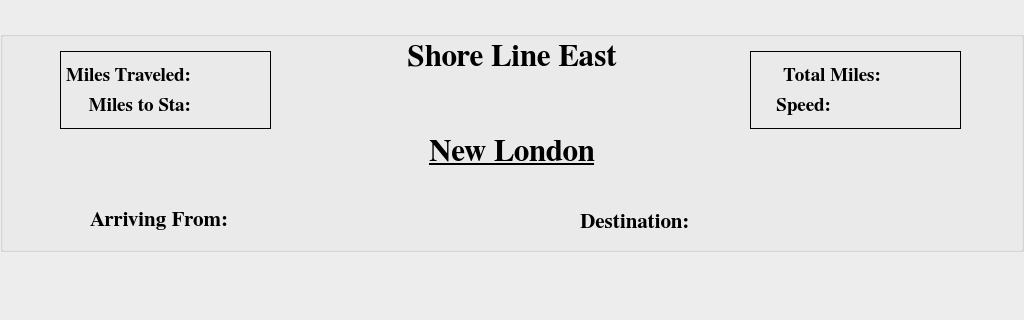
Before: the Qt Designer form AI_Window.ui in prsaunders/AI_Train, drawn with Qt 5; both pictures show x 0 to 1024 and y 448 to 768 of the 1024 by 768 pixel window.
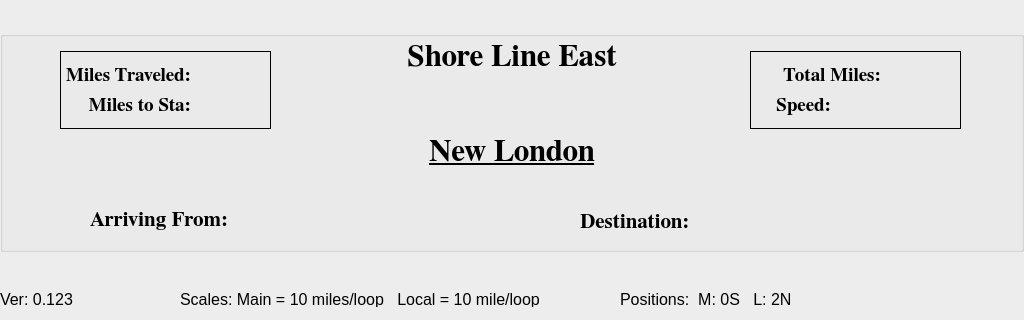
After: the same form once the commit is applied. Icons and pictures are not drawn.

What changed in the file:
```diff
--- a/AI_Window.ui
+++ b/AI_Window.ui
@@ -7880,6 +7880,66 @@
      <enum>Qt::Horizontal</enum>
     </property>
    </widget>
+   <widget class="QLabel" name="lblVer">
+    <property name="geometry">
+     <rect>
+      <x>0</x>
+      <y>720</y>
+      <width>90</width>
+      <height>16</height>
+     </rect>
+    </property>
+    <property name="font">
+     <font>
+      <pointsize>12</pointsize>
+      <weight>50</weight>
+      <bold>false</bold>
+     </font>
+    </property>
+    <property name="text">
+     <string>Ver: 0.123</string>
+    </property>
+   </widget>
+   <widget class="QLabel" name="lblScale">
+    <property name="geometry">
+     <rect>
+      <x>180</x>
+      <y>720</y>
+      <width>371</width>
+      <height>16</height>
+     </rect>
+    </property>
+    <property name="font">
+     <font>
+      <pointsize>12</pointsize>
+      <weight>50</weight>
+      <bold>false</bold>
+     </font>
+    </property>
+    <property name="text">
+     <string>Scales: Main = 10 miles/loop   Local = 10 mile/loop</string>
+    </property>
+   </widget>
+   <widget class="QLabel" name="lblTrain_Pos">
+    <property name="geometry">
+     <rect>
+      <x>620</x>
+      <y>720</y>
+      <width>181</width>
+      <height>16</height>
+     </rect>
+    </property>
+    <property name="font">
+     <font>
+      <pointsize>12</pointsize>
+      <weight>50</weight>
+      <bold>false</bold>
+     </font>
+    </property>
+    <property name="text">
+     <string>Positions:  M: 0S   L: 2N</string>
+    </property>
+   </widget>
    <zorder>lineL3</zorder>
    <zorder>lineM1</zorder>
    <zorder>lineM_SwR3</zorder>
@@ -7976,20 +8036,9 @@
    <zorder>pbSDM</zorder>
    <zorder>pbWyeLD_3</zorder>
    <zorder>lineWyeL3_2</zorder>
-  </widget>
-  <widget class="QStatusBar" name="statusBar">
-   <property name="font">
-    <font>
-     <family>Piboto [Goog]</family>
-     <pointsize>10</pointsize>
-    </font>
-   </property>
-   <property name="inputMethodHints">
-    <set>Qt::ImhNone</set>
-   </property>
-   <property name="sizeGripEnabled">
-    <bool>false</bool>
-   </property>
+   <zorder>lblVer</zorder>
+   <zorder>lblScale</zorder>
+   <zorder>lblTrain_Pos</zorder>
   </widget>
   <widget class="QMenuBar" name="menuBar">
    <property name="geometry">
```
